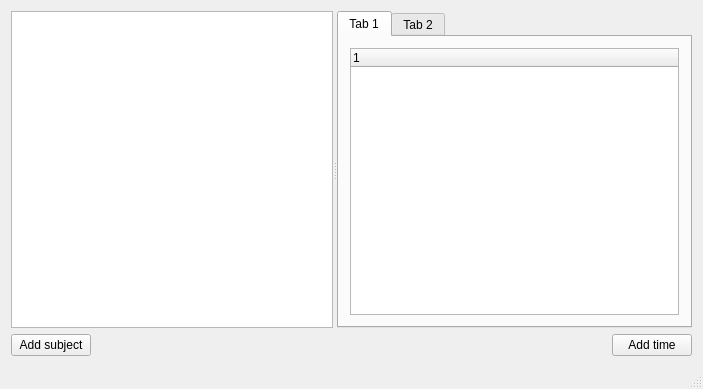
This is mainwindow.ui in swarog-piotr/Learning-Log as Qt 5 draws it before an edit. The edited form follows.
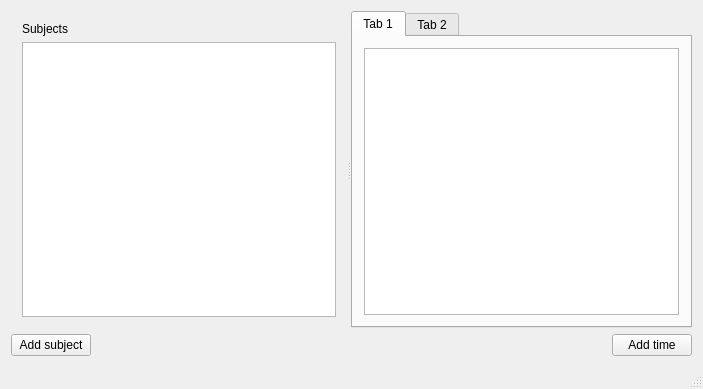
This is the edited form.

Commit message: Added viewing dates after clicking a chosen subject

What changed in the file:
```diff
--- a/mainwindow.ui
+++ b/mainwindow.ui
@@ -34,7 +34,20 @@
       <property name="orientation">
        <enum>Qt::Horizontal</enum>
       </property>
-      <widget class="QListWidget" name="listWidgetSubjects"/>
+      <widget class="QWidget" name="">
+       <layout class="QVBoxLayout" name="verticalLayout">
+        <item>
+         <widget class="QLabel" name="label">
+          <property name="text">
+           <string>Subjects</string>
+          </property>
+         </widget>
+        </item>
+        <item>
+         <widget class="QListWidget" name="listWidgetSubjects"/>
+        </item>
+       </layout>
+      </widget>
       <widget class="QTabWidget" name="tabWidgetTimes">
        <property name="tabShape">
         <enum>QTabWidget::Rounded</enum>
@@ -48,13 +61,7 @@
         </attribute>
         <layout class="QGridLayout" name="gridLayout_2">
          <item row="0" column="0">
-          <widget class="QTreeWidget" name="treeWidget">
-           <column>
-            <property name="text">
-             <string notr="true">1</string>
-            </property>
-           </column>
-          </widget>
+          <widget class="QListWidget" name="listWidgetTimes"/>
          </item>
         </layout>
        </widget>
```
Left out of the diff: 45 changed lines with no effect on the pictures. The commit also changes 4 other files.
